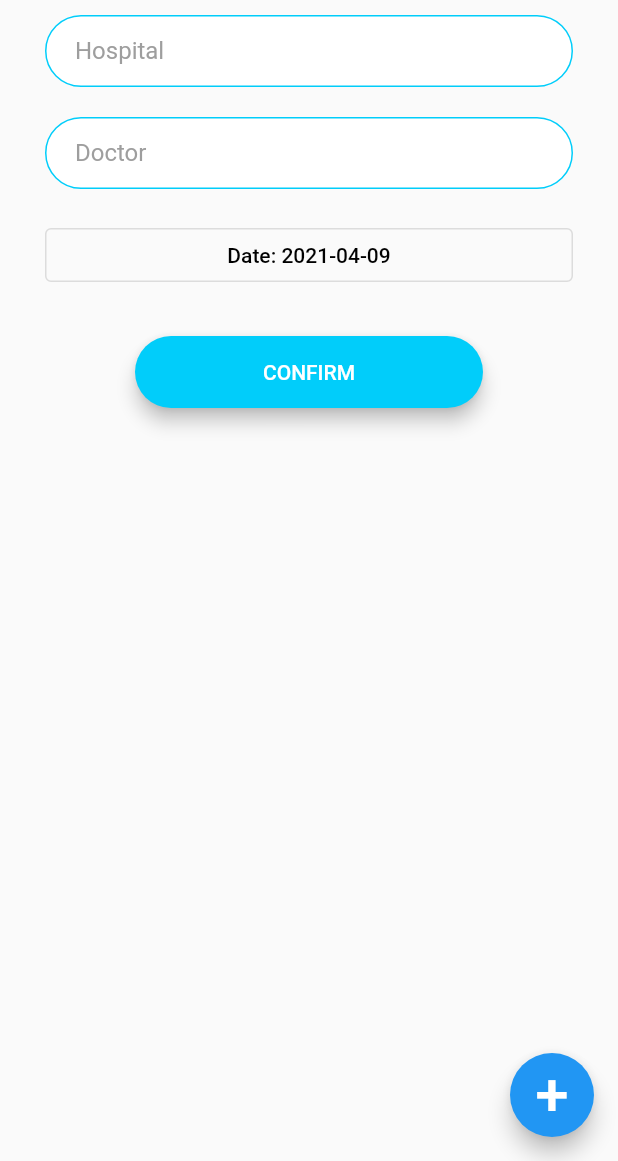
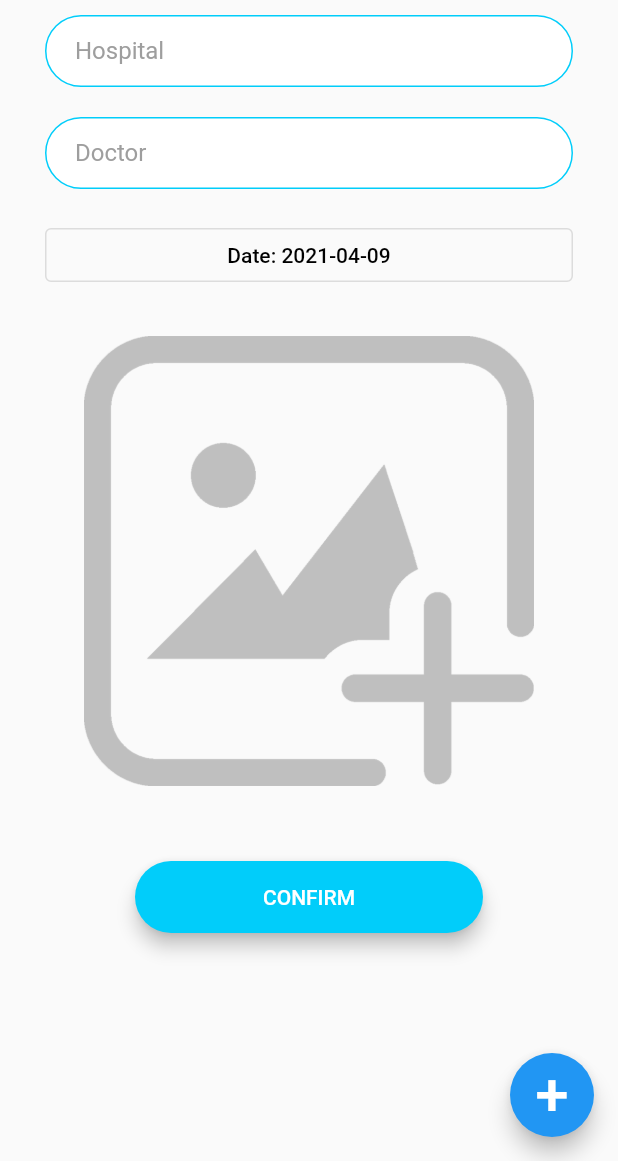
Before and after one commit to Ammar-Raneez/E-Ophthalmologist_UI, a Flutter app: the AddReportScreen screen opened by its route, on a phone screen of 412 x 824 dp, the part 75-1236 px from its top. Run offline on Flutter 3.47's test engine with Material 2 defaults, Android fonts, the phone set to English and light mode, and no system bars; our stand-ins replace cached_network_image, cloud_firestore, dio, firebase_auth, firebase_core, firebase_storage and 4 more; accounts and stored records are empty.

Commit message:
added a dummy image if there aren't any in add report page yet

```diff
--- a/lib/screens/add_report_screen.dart
+++ b/lib/screens/add_report_screen.dart
@@ -187,11 +187,15 @@ class _AddReportScreenState extends State<AddReportScreen> {
                         )
                       : List.generate(
                           1,
-                          (index) => Container(
-                            width: 0,
-                            height: 0,
+                          (index) => Image.asset(
+                            "images/uploadImageGrey1.png",
+                            width: width,
+                            height: 300,
                           ),
                         ),
+                ),
+                SizedBox(
+                  height: 50,
                 ),
                 RoundedButton(
                   onPressed: () async {
```
